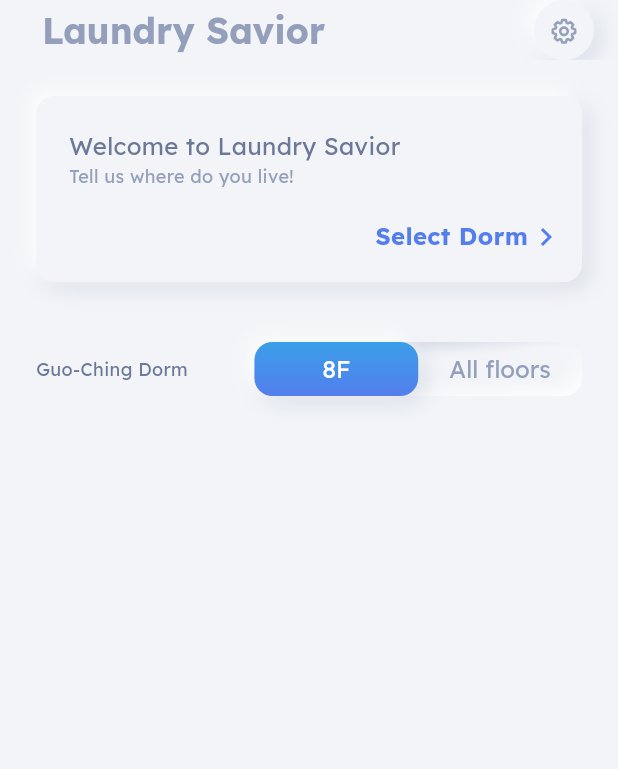
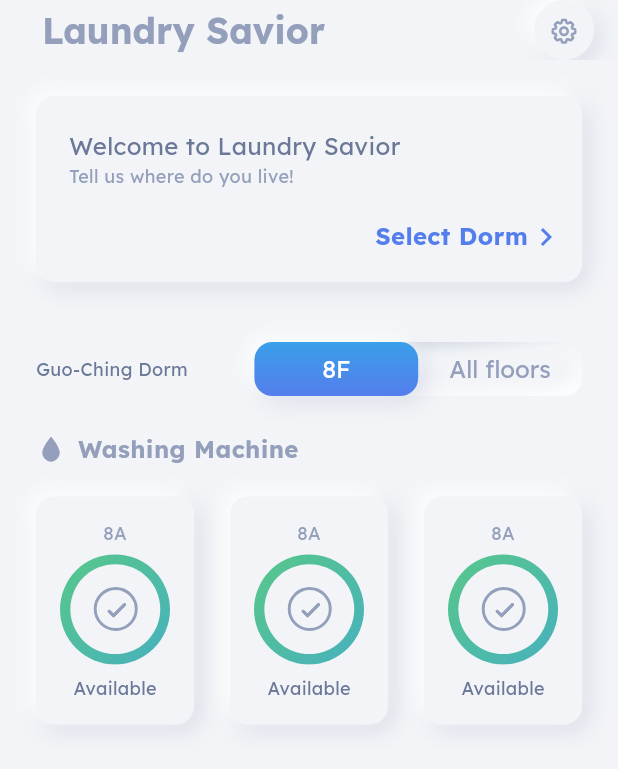
Before and after one commit to FooJiaYin/laundry-savior, a Flutter app: the screen it shows after launch, on a phone screen of 412 x 824 dp. Shown: the top 769 px of the screen. Run offline on Flutter 3.47's test engine with Material 2 defaults, Android fonts, the phone set to English and light mode, and no system bars; our stand-ins replace dio, flutter_svg, shared_preferences.

Commit message:
feat: HomePage machine status

```diff
--- a/lib/utils/string.dart
+++ b/lib/utils/string.dart
@@ -4,4 +4,7 @@ extension StringUtils on String {
   Future<void> copyToClipboard() {
     return Clipboard.setData(ClipboardData(text: this));
   }
+  String get capitalizeFirst => '${this[0].toUpperCase()}${substring(1)}';
+  String get capitalizeEach => this.split(" ").map((str) => str.capitalizeFirst).join(" ");
+  String get splitUnderScore => this.replaceAll("_", " ");
 }
--- /dev/null
+++ b/lib/views/components/machine_status_card.dart
@@ -0,0 +1,42 @@
+// ignore_for_file: public_member_api_docs, sort_constructors_first
+import 'package:flutter/material.dart';
+import 'package:flutter_svg/flutter_svg.dart';
+
+import '../../models/machine.dart';
+import '../../theme/theme.dart';
+import '../../utils/string.dart';
+import'../screens/machine.dart';
+import 'neumorphic_container.dart';
+
+class MachineStatusCard extends StatelessWidget {
+  const MachineStatusCard({
+    Key? key,
+    required this.data,
+  }) : super(key: key);
+
+  final Machine data;
+
+  @override
+  Widget build(BuildContext context) {
+    return Expanded(
+      child: NeumorphicContainer(
+        padding: const EdgeInsets.all(16),
+        child: Column(
+          children: [
+            Text(
+              '${data.floor}${data.section}',
+              style: ThemeFont.style(fontSize: 12, color: ThemeColors.grey),
+            ),
+            const SizedBox(height: 4),
+            SvgPicture.asset('assets/images/home_${data.status.code.name}.svg'),
+            const SizedBox(height: 6),
+            Text(
+              data.status.code.name.splitUnderScore.capitalizeEach,
+              style: ThemeFont.style(fontSize: 12),
+            ),
+          ],
+        ),
+      ),
+    );
+  }
+}
--- a/lib/views/screens/home.dart
+++ b/lib/views/screens/home.dart
@@ -1,9 +1,12 @@
 import 'package:flutter/material.dart';
 import 'package:flutter_svg/svg.dart';
 
+import '../../models/machine.dart';
+import '../../models/machine_status.dart';
 import '../../theme/theme.dart';
 import '../../utils/config.dart';
 import '../components/instruction_card.dart';
+import '../components/machine_status_card.dart';
 import '../components/neumorphic_toggle.dart';
 import '../widgets/button.dart';
 import '../widgets/scaffold_page.dart';
@@ -19,6 +22,14 @@ class HomePage extends StatefulWidget {
 }
 
 class _HomePageState extends State<HomePage> {
+  int _selectedIndex = 0;
+  Machine machine = Machine(
+    id: 0,
+    floor: 8,
+    section: 'A',
+    type: WashingMachine,
+    status: MachineStatus(code: StatusCode.available),
+  );
 
   @override
   void initState() {
@@ -43,6 +54,8 @@ class _HomePageState extends State<HomePage> {
           ),
           const SizedBox(height: 40),
           _floorSelector(),
+          const SizedBox(height: 24),
+          ..._machineSection(),
         ],
       ), // This trailing comma makes auto-formatting nicer for build methods.
     );
@@ -89,4 +102,25 @@ class _HomePageState extends State<HomePage> {
           ),
         ],
       );
+
+  List<Widget> _machineSection() =>
+      [
+        Row(
+          children: [
+            SvgPicture.asset("assets/icons/drop_filled.svg", width: 20, height: 20),
+            const SizedBox(width: 8),
+            Text("Washing Machine", style: ThemeFont.header()),
+          ],
+        ),
+        const SizedBox(height: 20),
+        Row(
+          children: [
+            MachineStatusCard(data: machine),
+            const SizedBox(width: 24),
+            MachineStatusCard(data: machine),
+            const SizedBox(width: 24),
+            MachineStatusCard(data: machine),
+          ],
+        ),
+      ];
 }
```
Also changed, not shown: assets/images/home_available.svg (added), assets/images/home_in_use.svg (added), assets/images/home_overdue.svg (added).
